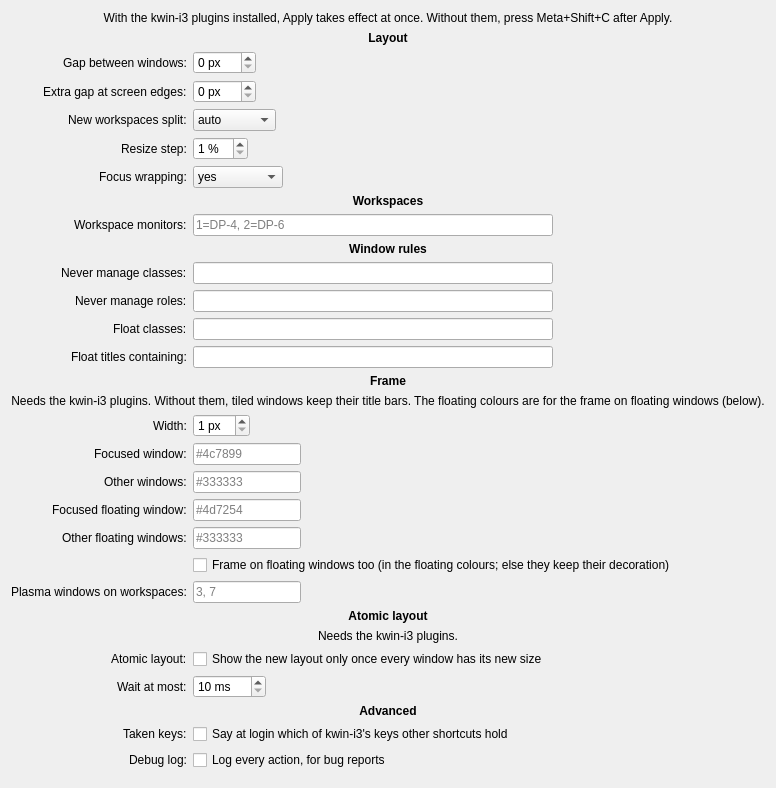
Above: package/contents/ui/config.ui from grandpaul2/kwin-i3 before the change. Below: the same form after it.
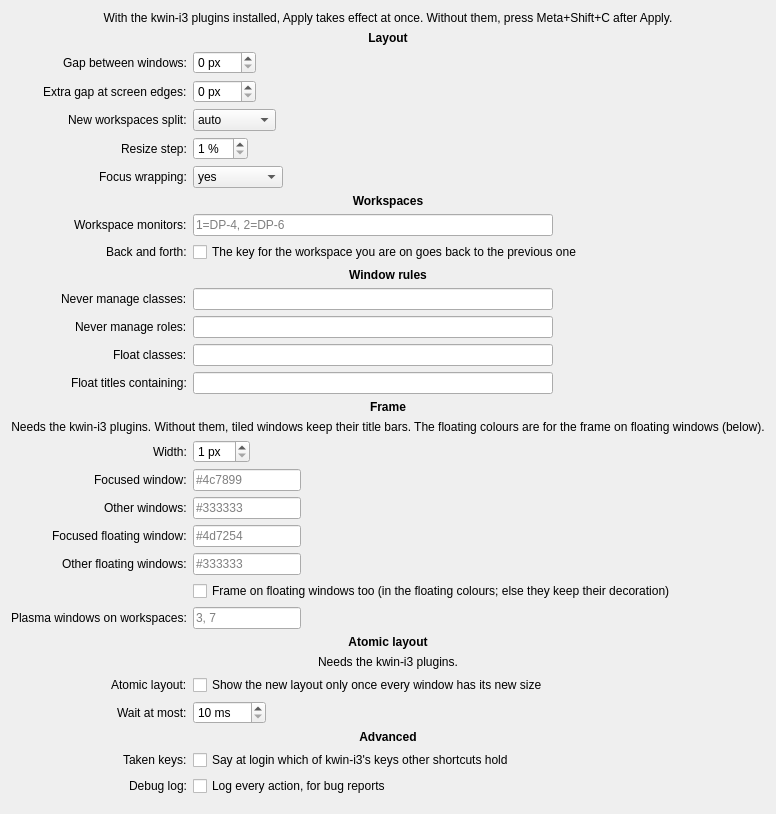
That is the form after the change.

Commit message: Workspace commands with no default key: back-and-forth, next/prev, output moves; names in the widget

```diff
--- a/package/contents/ui/config.ui
+++ b/package/contents/ui/config.ui
@@ -240,8 +240,28 @@
        </property>
       </widget>
      </item>
+     <item row="8" column="0">
+      <widget class="QLabel" name="workspaceAutoBackAndForthLabel">
+       <property name="text">
+        <string>Back and forth:</string>
+       </property>
+       <property name="buddy">
+        <cstring>kcfg_workspaceAutoBackAndForth</cstring>
+       </property>
+      </widget>
+     </item>
+     <item row="8" column="1">
+      <widget class="QCheckBox" name="kcfg_workspaceAutoBackAndForth">
+       <property name="text">
+        <string>The key for the workspace you are on goes back to the previous one</string>
+       </property>
+       <property name="toolTip">
+        <string>i3's workspace_auto_back_and_forth: Meta+N for the focused workspace shows the one focused before, and Meta+Shift+N sends the window there.</string>
+       </property>
+      </widget>
+     </item>
      <!-- Window rules -->
-     <item row="8" column="0" colspan="2">
+     <item row="9" column="0" colspan="2">
       <widget class="QLabel" name="rulesHeading">
        <property name="text">
         <string>Window rules</string>
@@ -259,7 +279,7 @@
        </property>
       </widget>
      </item>
-     <item row="9" column="0">
+     <item row="10" column="0">
       <widget class="QLabel" name="ignoreClassLabel">
        <property name="text">
         <string>Never manage classes:</string>
@@ -269,7 +289,7 @@
        </property>
       </widget>
      </item>
-     <item row="9" column="1">
+     <item row="10" column="1">
       <widget class="QLineEdit" name="kcfg_ignoreClass">
        <property name="minimumSize">
         <size>
@@ -282,7 +302,7 @@
        </property>
       </widget>
      </item>
-     <item row="10" column="0">
+     <item row="11" column="0">
       <widget class="QLabel" name="ignoreRoleLabel">
        <property name="text">
         <string>Never manage roles:</string>
@@ -292,7 +312,7 @@
        </property>
       </widget>
      </item>
-     <item row="10" column="1">
+     <item row="11" column="1">
       <widget class="QLineEdit" name="kcfg_ignoreRole">
        <property name="minimumSize">
         <size>
@@ -305,7 +325,7 @@
        </property>
       </widget>
      </item>
-     <item row="11" column="0">
+     <item row="12" column="0">
       <widget class="QLabel" name="floatingClassLabel">
        <property name="text">
         <string>Float classes:</string>
@@ -315,7 +335,7 @@
        </property>
       </widget>
      </item>
-     <item row="11" column="1">
+     <item row="12" column="1">
       <widget class="QLineEdit" name="kcfg_floatingClass">
        <property name="minimumSize">
         <size>
@@ -328,7 +348,7 @@
        </property>
       </widget>
      </item>
-     <item row="12" column="0">
+     <item row="13" column="0">
       <widget class="QLabel" name="floatingTitleLabel">
        <property name="text">
         <string>Float titles containing:</string>
@@ -338,7 +358,7 @@
        </property>
       </widget>
      </item>
-     <item row="12" column="1">
+     <item row="13" column="1">
       <widget class="QLineEdit" name="kcfg_floatingTitle">
        <property name="minimumSize">
         <size>
@@ -352,7 +372,7 @@
       </widget>
      </item>
      <!-- Frame -->
-     <item row="13" column="0" colspan="2">
+     <item row="14" column="0" colspan="2">
       <widget class="QLabel" name="frameHeading">
        <property name="text">
         <string>Frame</string>
@@ -370,7 +390,7 @@
        </property>
       </widget>
      </item>
-     <item row="14" column="0" colspan="2">
+     <item row="15" column="0" colspan="2">
       <widget class="QLabel" name="frameNote">
        <property name="text">
         <string>Needs the kwin-i3 plugins. Without them, tiled windows keep their title bars. The floating colours are for the frame on floating windows (below).</string>
@@ -380,7 +400,7 @@
        </property>
       </widget>
      </item>
-     <item row="15" column="0">
+     <item row="16" column="0">
       <widget class="QLabel" name="frameWidthLabel">
        <property name="text">
         <string>Width:</string>
@@ -390,7 +410,7 @@
        </property>
       </widget>
      </item>
-     <item row="15" column="1">
+     <item row="16" column="1">
       <widget class="QSpinBox" name="kcfg_frameWidth">
        <property name="suffix">
         <string> px</string>
@@ -403,7 +423,7 @@
        </property>
       </widget>
      </item>
-     <item row="16" column="0">
+     <item row="17" column="0">
       <widget class="QLabel" name="frameActiveLabel">
        <property name="text">
         <string>Focused window:</string>
@@ -413,14 +433,14 @@
        </property>
       </widget>
      </item>
-     <item row="16" column="1">
+     <item row="17" column="1">
       <widget class="QLineEdit" name="kcfg_frameActive">
        <property name="placeholderText">
         <string>#4c7899</string>
        </property>
       </widget>
      </item>
-     <item row="17" column="0">
+     <item row="18" column="0">
       <widget class="QLabel" name="frameInactiveLabel">
        <property name="text">
         <string>Other windows:</string>
@@ -430,14 +450,14 @@
        </property>
       </widget>
      </item>
-     <item row="17" column="1">
+     <item row="18" column="1">
       <widget class="QLineEdit" name="kcfg_frameInactive">
        <property name="placeholderText">
         <string>#333333</string>
        </property>
       </widget>
      </item>
-     <item row="18" column="0">
+     <item row="19" column="0">
       <widget class="QLabel" name="frameFloatingActiveLabel">
        <property name="text">
         <string>Focused floating window:</string>
@@ -447,14 +467,14 @@
        </property>
       </widget>
      </item>
-     <item row="18" column="1">
+     <item row="19" column="1">
       <widget class="QLineEdit" name="kcfg_frameFloatingActive">
        <property name="placeholderText">
         <string>#4d7254</string>
        </property>
       </widget>
      </item>
-     <item row="19" column="0">
+     <item row="20" column="0">
       <widget class="QLabel" name="frameFloatingInactiveLabel">
        <property name="text">
         <string>Other floating windows:</string>
@@ -464,21 +484,21 @@
        </property>
       </widget>
      </item>
-     <item row="19" column="1">
-      <widget class="QLineEdit" name="kcfg_frameFloatingInactive">
-       <property name="placeholderText">
-        <string>#333333</string>
-       </property>
-      </widget>
-     </item>
      <item row="20" column="1">
+      <widget class="QLineEdit" name="kcfg_frameFloatingInactive">
+       <property name="placeholderText">
+        <string>#333333</string>
+       </property>
+      </widget>
+     </item>
+     <item row="21" column="1">
       <widget class="QCheckBox" name="kcfg_frameOnFloating">
        <property name="text">
         <string>Frame on floating windows too (in the floating colours; else they keep their decoration)</string>
        </property>
       </widget>
      </item>
-     <item row="21" column="0">
+     <item row="22" column="0">
       <widget class="QLabel" name="floatingWorkspacesLabel">
        <property name="text">
         <string>Plasma windows on workspaces:</string>
@@ -488,7 +508,7 @@
        </property>
       </widget>
      </item>
-     <item row="21" column="1">
+     <item row="22" column="1">
       <widget class="QLineEdit" name="kcfg_floatingWorkspaces">
        <property name="placeholderText">
         <string>3, 7</string>
@@ -499,7 +519,7 @@
       </widget>
      </item>
      <!-- Atomic layout -->
-     <item row="22" column="0" colspan="2">
+     <item row="23" column="0" colspan="2">
       <widget class="QLabel" name="holdHeading">
        <property name="text">
         <string>Atomic layout</string>
@@ -517,7 +537,7 @@
        </property>
       </widget>
      </item>
-     <item row="23" column="0" colspan="2">
+     <item row="24" column="0" colspan="2">
       <widget class="QLabel" name="holdNote">
        <property name="text">
         <string>Needs the kwin-i3 plugins.</string>
@@ -527,7 +547,7 @@
        </property>
       </widget>
      </item>
-     <item row="24" column="0">
+     <item row="25" column="0">
       <widget class="QLabel" name="holdEnabledLabel">
        <property name="text">
         <string>Atomic layout:</string>
@@ -537,7 +557,7 @@
        </property>
       </widget>
      </item>
-     <item row="24" column="1">
+     <item row="25" column="1">
       <widget class="QCheckBox" name="kcfg_holdEnabled">
        <property name="text">
         <string>Show the new layout only once every window has its new size</string>
@@ -547,7 +567,7 @@
        </property>
       </widget>
      </item>
-     <item row="25" column="0">
+     <item row="26" column="0">
       <widget class="QLabel" name="holdTimeoutMsLabel">
        <property name="text">
         <string>Wait at most:</string>
@@ -557,7 +577,7 @@
        </property>
       </widget>
      </item>
-     <item row="25" column="1">
+     <item row="26" column="1">
       <widget class="QSpinBox" name="kcfg_holdTimeoutMs">
        <property name="suffix">
         <string> ms</string>
@@ -574,7 +594,7 @@
       </widget>
      </item>
      <!-- Advanced -->
-     <item row="26" column="0" colspan="2">
+     <item row="27" column="0" colspan="2">
       <widget class="QLabel" name="advancedHeading">
        <property name="text">
         <string>Advanced</string>
@@ -592,7 +612,7 @@
        </property>
       </widget>
      </item>
-     <item row="27" column="0">
+     <item row="28" column="0">
       <widget class="QLabel" name="warnTakenKeysLabel">
        <property name="text">
         <string>Taken keys:</string>
@@ -602,14 +622,14 @@
        </property>
       </widget>
      </item>
-     <item row="27" column="1">
+     <item row="28" column="1">
       <widget class="QCheckBox" name="kcfg_warnTakenKeys">
        <property name="text">
         <string>Say at login which of kwin-i3's keys other shortcuts hold</string>
        </property>
       </widget>
      </item>
-     <item row="28" column="0">
+     <item row="29" column="0">
       <widget class="QLabel" name="debugLogLabel">
        <property name="text">
         <string>Debug log:</string>
@@ -619,7 +639,7 @@
        </property>
       </widget>
      </item>
-     <item row="28" column="1">
+     <item row="29" column="1">
       <widget class="QCheckBox" name="kcfg_debugLog">
        <property name="text">
         <string>Log every action, for bug reports</string>
```
The commit also changes 18 other files.
